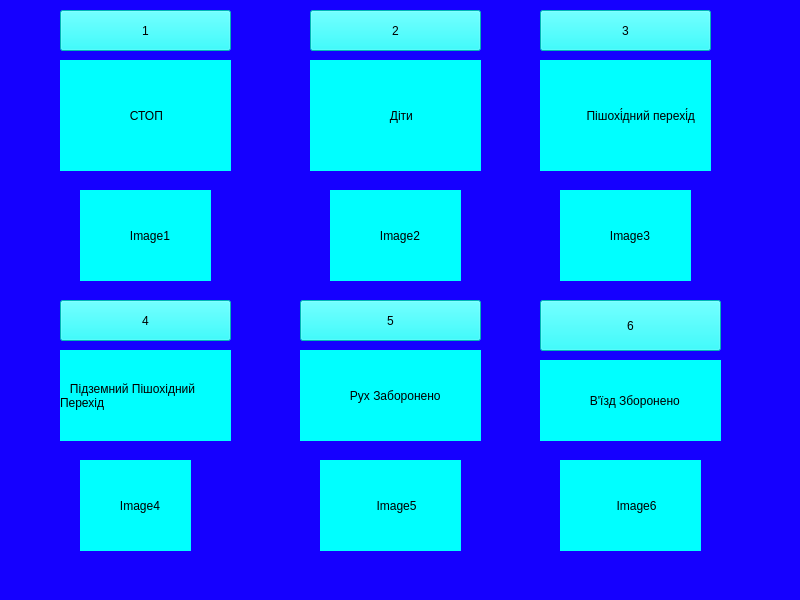
SpeedrunnerA/Dorojni-Ruhi, file look.ui: the form before one commit.
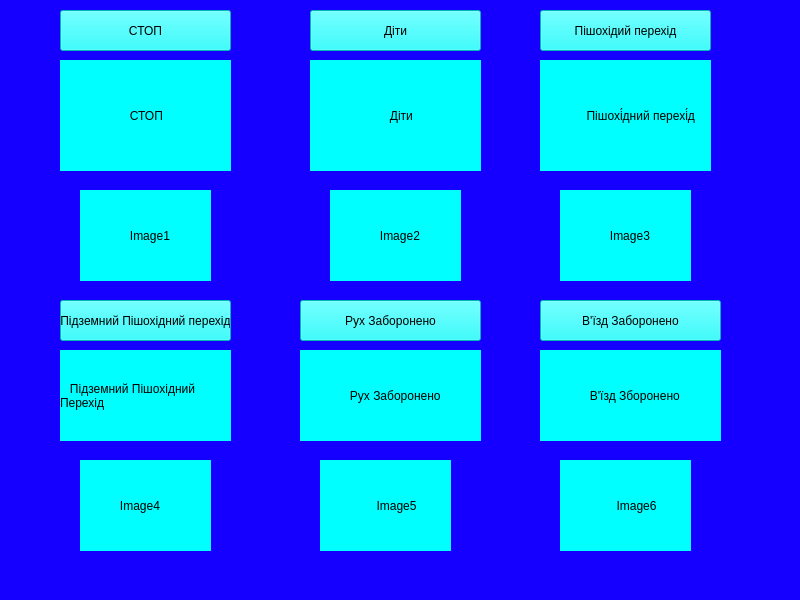
The form after the commit. Icons and pictures are not drawn.

What changed in the file:
```diff
--- a/look.ui
+++ b/look.ui
@@ -30,7 +30,7 @@
      <string notr="true">background-color:rgb(0, 255, 255)</string>
     </property>
     <property name="text">
-     <string>1</string>
+     <string>СТОП</string>
     </property>
     <property name="icon">
      <iconset theme="STOP_sign"/>
@@ -67,23 +67,23 @@
       <x>540</x>
       <y>300</y>
       <width>181</width>
-      <height>51</height>
+      <height>41</height>
      </rect>
     </property>
     <property name="styleSheet">
      <string notr="true">background-color:rgb(0, 255, 255)</string>
     </property>
     <property name="text">
-     <string>6</string>
+     <string>В'їзд Заборонено</string>
     </property>
    </widget>
    <widget class="QLabel" name="label_6">
     <property name="geometry">
      <rect>
       <x>540</x>
-      <y>360</y>
+      <y>350</y>
       <width>181</width>
-      <height>81</height>
+      <height>91</height>
      </rect>
     </property>
     <property name="styleSheet">
@@ -95,6 +95,9 @@
     <property name="scaledContents">
      <bool>false</bool>
     </property>
+    <property name="wordWrap">
+     <bool>true</bool>
+    </property>
    </widget>
    <widget class="QLabel" name="label_7">
     <property name="geometry">
@@ -147,7 +150,7 @@
      <string notr="true">background-color:rgb(0, 255, 255)</string>
     </property>
     <property name="text">
-     <string>2</string>
+     <string>Діти</string>
     </property>
     <property name="icon">
      <iconset theme="STOP_sign">
@@ -189,7 +192,7 @@
      <string notr="true">background-color:rgb(0, 255, 255)</string>
     </property>
     <property name="text">
-     <string>3</string>
+     <string>Пішохідий перехід</string>
     </property>
     <property name="icon">
      <iconset theme="STOP_sign">
@@ -201,7 +204,7 @@
      <rect>
       <x>80</x>
       <y>460</y>
-      <width>111</width>
+      <width>131</width>
       <height>91</height>
      </rect>
     </property>
@@ -247,7 +250,7 @@
      <string notr="true">background-color:rgb(0, 255, 255)</string>
     </property>
     <property name="text">
-     <string>4</string>
+     <string>Підземний Пішохідний перехід</string>
     </property>
     <property name="icon">
      <iconset theme="STOP_sign">
@@ -259,7 +262,7 @@
      <rect>
       <x>320</x>
       <y>460</y>
-      <width>141</width>
+      <width>131</width>
       <height>91</height>
      </rect>
     </property>
@@ -305,7 +308,7 @@
      <string notr="true">background-color:rgb(0, 255, 255)</string>
     </property>
     <property name="text">
-     <string>5</string>
+     <string>Рух Заборонено</string>
     </property>
     <property name="icon">
      <iconset theme="STOP_sign">
@@ -317,7 +320,7 @@
      <rect>
       <x>560</x>
       <y>460</y>
-      <width>141</width>
+      <width>131</width>
       <height>91</height>
      </rect>
     </property>
```
Left out of the diff: 3 changed lines with no effect on the pictures.
